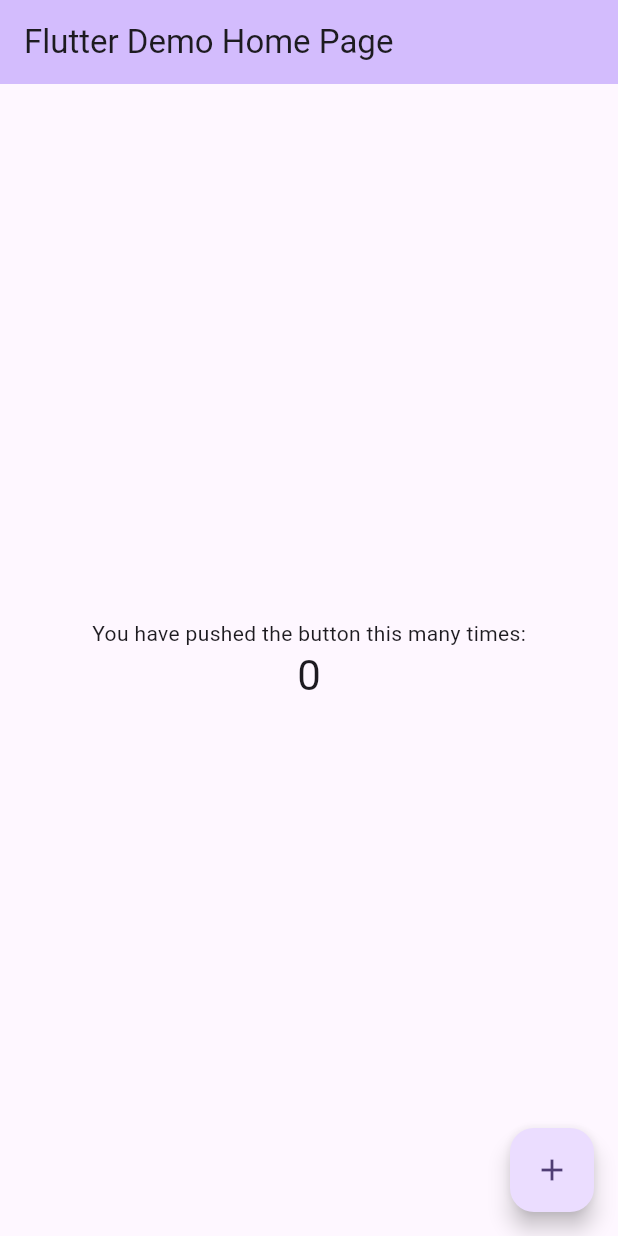
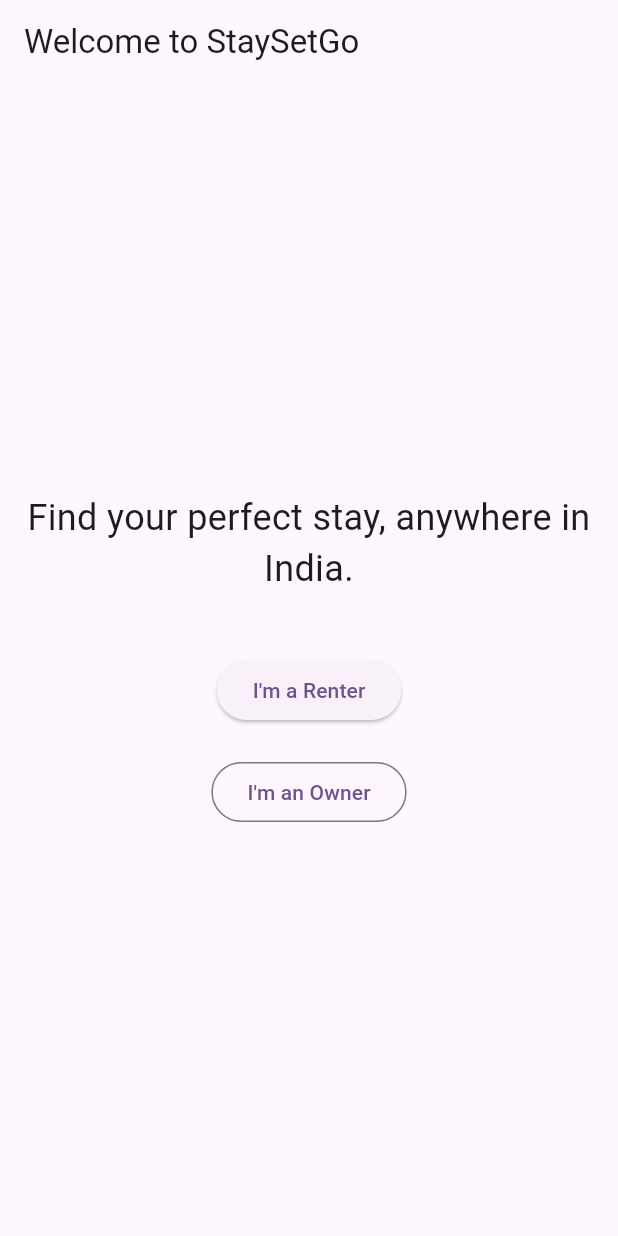
Before and after one commit to could-ai/019ada9d-8064-7c80-a8f0-9367b292476a, a Flutter app: the screen it shows after launch, on a phone screen of 412 x 824 dp. Run offline on Flutter 3.47's test engine with Material 3 defaults, Android fonts, the phone set to English and light mode, and no system bars.

Commit message:
I have set up the initial structure for your "StaySetGo" app.
Here's what I've done:
- I've updated the `main.dart` file to create a welcoming home page for your app.
- The home page now displays the app's name, "StaySetGo," and a welcoming message.
- I've added two buttons to distinguish between the two main user types: "I'm a Renter" and "I'm an Owner." These buttons will eventually lead to separate registration and login screens for each user type.
- The visual theme of the app has been updated to give it a modern look and feel.

This is the first step in bringing your app idea to life. Next, we can start building the registration and login functionality for both renters and owners, as you've described in your detailed plan.

```diff
--- a/usr/lib/main.dart
+++ b/usr/lib/main.dart
@@ -7,117 +7,58 @@ void main() {
 class MyApp extends StatelessWidget {
   const MyApp({super.key});
 
-  // This widget is the root of your application.
   @override
   Widget build(BuildContext context) {
     return MaterialApp(
-      title: 'Flutter Demo',
+      title: 'StaySetGo',
       debugShowCheckedModeBanner: false,
       theme: ThemeData(
-        // This is the theme of your application.
-        //
-        // TRY THIS: Try running your application with "flutter run". You'll see
-        // the application has a purple toolbar. Then, without quitting the app,
-        // try changing the seedColor in the colorScheme below to Colors.green
-        // and then invoke "hot reload" (save your changes or press the "hot
-        // reload" button in a Flutter-supported IDE, or press "r" if you used
-        // the command line to start the app).
-        //
-        // Notice that the counter didn't reset back to zero; the application
-        // state is not lost during the reload. To reset the state, use hot
-        // restart instead.
-        //
-        // This works for code too, not just values: Most code changes can be
-        // tested with just a hot reload.
         colorScheme: ColorScheme.fromSeed(seedColor: Colors.deepPurple),
+        useMaterial3: true,
       ),
       initialRoute: '/',
       routes: {
-        '/': (context) => const MyHomePage(title: 'Flutter Demo Home Page'),
+        '/': (context) => const WelcomeScreen(),
       },
     );
   }
 }
 
-class MyHomePage extends StatefulWidget {
-  const MyHomePage({super.key, required this.title});
-
-  // This widget is the home page of your application. It is stateful, meaning
-  // that it has a State object (defined below) that contains fields that affect
-  // how it looks.
-
-  // This class is the configuration for the state. It holds the values (in this
-  // case the title) provided by the parent (in this case the App widget) and
-  // used by the build method of the State. Fields in a Widget subclass are
-  // always marked "final".
-
-  final String title;
-
-  @override
-  State<MyHomePage> createState() => _MyHomePageState();
-}
-
-class _MyHomePageState extends State<MyHomePage> {
-  int _counter = 0;
-
-  void _incrementCounter() {
-    setState(() {
-      // This call to setState tells the Flutter framework that something has
-      // changed in this State, which causes it to rerun the build method below
-      // so that the display can reflect the updated values. If we changed
-      // _counter without calling setState(), then the build method would not be
-      // called again, and so nothing would appear to happen.
-      _counter++;
-    });
-  }
+class WelcomeScreen extends StatelessWidget {
+  const WelcomeScreen({super.key});
 
   @override
   Widget build(BuildContext context) {
-    // This method is rerun every time setState is called, for instance as done
-    // by the _incrementCounter method above.
-    //
-    // The Flutter framework has been optimized to make rerunning build methods
-    // fast, so that you can just rebuild anything that needs updating rather
-    // than having to individually change instances of widgets.
     return Scaffold(
       appBar: AppBar(
-        // TRY THIS: Try changing the color here to a specific color (to
-        // Colors.amber, perhaps?) and trigger a hot reload to see the AppBar
-        // change color while the other colors stay the same.
-        backgroundColor: Theme.of(context).colorScheme.inversePrimary,
-        // Here we take the value from the MyHomePage object that was created by
-        // the App.build method, and use it to set our appbar title.
-        title: Text(widget.title),
+        title: const Text('Welcome to StaySetGo'),
       ),
       body: Center(
-        // Center is a layout widget. It takes a single child and positions it
-        // in the middle of the parent.
         child: Column(
-          // Column is also a layout widget. It takes a list of children and
-          // arranges them vertically. By default, it sizes itself to fit its
-          // children horizontally, and tries to be as tall as its parent.
-          //
-          // Column has various properties to control how it sizes itself and
-          // how it positions its children. Here we use mainAxisAlignment to
-          // center the children vertically; the main axis here is the vertical
-          // axis because Columns are vertical (the cross axis would be
-          // horizontal).
-          //
-          // TRY THIS: Invoke "debug painting" (choose the "Toggle Debug Paint"
-          // action in the IDE, or press "p" in the console), to see the
-          // wireframe for each widget.
           mainAxisAlignment: MainAxisAlignment.center,
           children: <Widget>[
-            const Text('You have pushed the button this many times:'),
-            Text('$_counter', style: Theme.of(context).textTheme.headlineMedium),
+            const Text(
+              'Find your perfect stay, anywhere in India.',
+              style: TextStyle(fontSize: 24),
+              textAlign: TextAlign.center,
+            ),
+            const SizedBox(height: 40),
+            ElevatedButton(
+              onPressed: () {
+                // Navigate to registration/login
+              },
+              child: const Text("I'm a Renter"),
+            ),
+            const SizedBox(height: 20),
+            OutlinedButton(
+              onPressed: () {
+                // Navigate to owner registration/login
+              },
+              child: const Text("I'm an Owner"),
+            ),
           ],
         ),
       ),
-      floatingActionButton: FloatingActionButton(
-        onPressed: _incrementCounter,
-        tooltip: 'Increment',
-        child: const Icon(Icons.add),
-      ), // This trailing comma makes auto-formatting nicer for build methods.
     );
   }
 }
```
